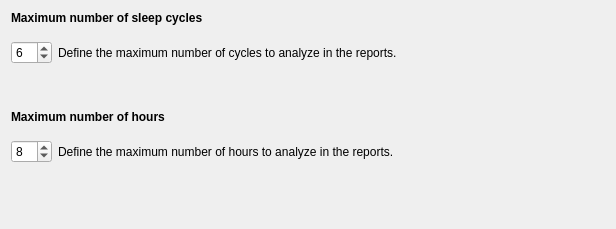
Qt form tools/CEAMSTools/DetectREMsYASA/HoursCyclesStep/Ui_HoursCyclesStep.ui (SnoozToolbox/snooz-package-ceams) before a commit.
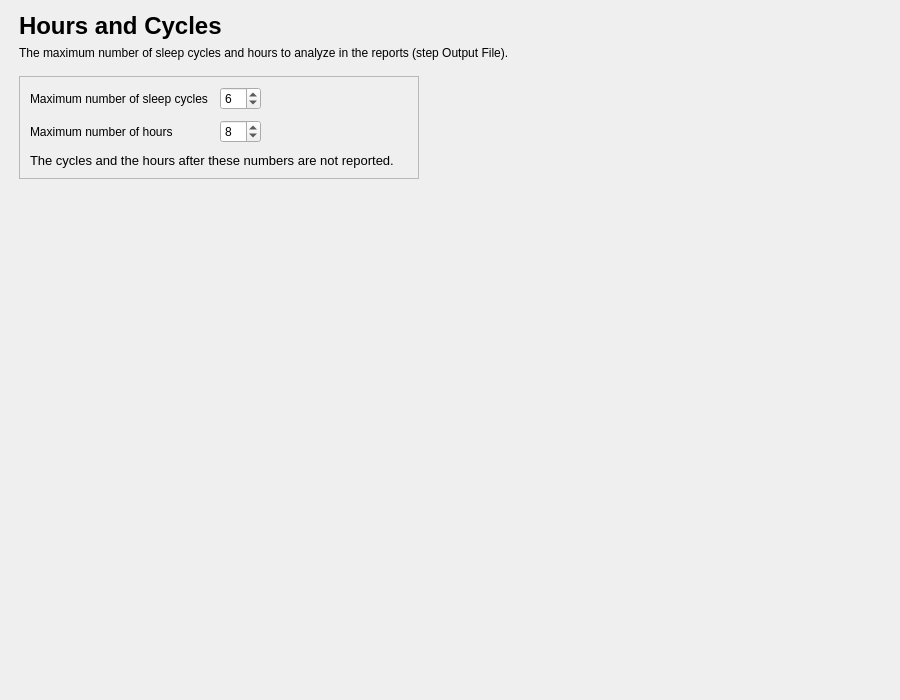
The same form after that commit.

What changed in the file:
```diff
--- a/tools/CEAMSTools/DetectREMsYASA/HoursCyclesStep/Ui_HoursCyclesStep.ui
+++ b/tools/CEAMSTools/DetectREMsYASA/HoursCyclesStep/Ui_HoursCyclesStep.ui
@@ -6,146 +6,233 @@
    <rect>
     <x>0</x>
     <y>0</y>
-    <width>616</width>
-    <height>229</height>
+    <width>900</width>
+    <height>700</height>
    </rect>
   </property>
   <property name="windowTitle">
    <string/>
   </property>
   <layout class="QVBoxLayout" name="verticalLayout">
+   <property name="leftMargin">
+    <number>19</number>
+   </property>
+   <property name="topMargin">
+    <number>12</number>
+   </property>
+   <property name="rightMargin">
+    <number>19</number>
+   </property>
+   <property name="bottomMargin">
+    <number>12</number>
+   </property>
    <item>
-    <widget class="QLabel" name="label_2">
-     <property name="text">
-      <string>&lt;html&gt;&lt;head/&gt;&lt;body&gt;&lt;p&gt;&lt;span style=&quot; font-weight:600;&quot;&gt;Maximum number of sleep cycles&lt;/span&gt;&lt;/p&gt;&lt;/body&gt;&lt;/html&gt;</string>
+    <layout class="QHBoxLayout" name="content_row" stretch="1,0">
+     <property name="leftMargin">
+      <number>0</number>
      </property>
-    </widget>
-   </item>
-   <item>
-    <spacer name="verticalSpacer_4">
-     <property name="orientation">
-      <enum>Qt::Orientation::Vertical</enum>
+     <property name="topMargin">
+      <number>0</number>
      </property>
-     <property name="sizeType">
-      <enum>QSizePolicy::Policy::Fixed</enum>
+     <property name="rightMargin">
+      <number>0</number>
      </property>
-     <property name="sizeHint" stdset="0">
-      <size>
-       <width>20</width>
-       <height>10</height>
-      </size>
+     <property name="bottomMargin">
+      <number>0</number>
      </property>
-    </spacer>
-   </item>
-   <item>
-    <layout class="QHBoxLayout" name="horizontalLayout_2">
      <item>
-      <widget class="QSpinBox" name="spinBox_cycles">
-       <property name="minimum">
-        <number>1</number>
-       </property>
-       <property name="maximum">
-        <number>12</number>
-       </property>
-       <property name="value">
-        <number>6</number>
-       </property>
-      </widget>
-     </item>
-     <item>
-      <widget class="QLabel" name="label_4">
-       <property name="text">
-        <string>Define the maximum number of cycles to analyze in the reports.</string>
-       </property>
-      </widget>
-     </item>
-     <item>
-      <spacer name="horizontalSpacer_2">
-       <property name="orientation">
-        <enum>Qt::Orientation::Horizontal</enum>
-       </property>
-       <property name="sizeHint" stdset="0">
+      <widget class="QWidget" name="content_widget" native="true">
+       <property name="maximumSize">
         <size>
-         <width>40</width>
-         <height>20</height>
+         <width>800</width>
+         <height>16777215</height>
         </size>
        </property>
-      </spacer>
-     </item>
-    </layout>
-   </item>
-   <item>
-    <spacer name="verticalSpacer_2">
-     <property name="orientation">
-      <enum>Qt::Orientation::Vertical</enum>
-     </property>
-     <property name="sizeType">
-      <enum>QSizePolicy::Policy::Minimum</enum>
-     </property>
-     <property name="sizeHint" stdset="0">
-      <size>
-       <width>20</width>
-       <height>40</height>
-      </size>
-     </property>
-    </spacer>
-   </item>
-   <item>
-    <widget class="QLabel" name="label">
-     <property name="enabled">
-      <bool>true</bool>
-     </property>
-     <property name="text">
-      <string>&lt;html&gt;&lt;head/&gt;&lt;body&gt;&lt;p&gt;&lt;span style=&quot; font-weight:600;&quot;&gt;Maximum number of hours&lt;/span&gt;&lt;/p&gt;&lt;/body&gt;&lt;/html&gt;</string>
-     </property>
-    </widget>
-   </item>
-   <item>
-    <spacer name="verticalSpacer_3">
-     <property name="orientation">
-      <enum>Qt::Orientation::Vertical</enum>
-     </property>
-     <property name="sizeType">
-      <enum>QSizePolicy::Policy::Fixed</enum>
-     </property>
-     <property name="sizeHint" stdset="0">
-      <size>
-       <width>20</width>
-       <height>10</height>
-      </size>
-     </property>
-    </spacer>
-   </item>
-   <item>
-    <layout class="QHBoxLayout" name="horizontalLayout">
-     <item>
-      <widget class="QSpinBox" name="spinBox_hours">
-       <property name="enabled">
-        <bool>true</bool>
-       </property>
-       <property name="minimum">
-        <number>1</number>
-       </property>
-       <property name="maximum">
-        <number>48</number>
-       </property>
-       <property name="value">
-        <number>8</number>
-       </property>
+       <layout class="QVBoxLayout" name="content_layout">
+        <property name="spacing">
+         <number>16</number>
+        </property>
+        <property name="leftMargin">
+         <number>0</number>
+        </property>
+        <property name="topMargin">
+         <number>0</number>
+        </property>
+        <property name="rightMargin">
+         <number>0</number>
+        </property>
+        <property name="bottomMargin">
+         <number>0</number>
+        </property>
+        <item>
+         <layout class="QVBoxLayout" name="header_layout">
+          <property name="spacing">
+           <number>6</number>
+          </property>
+          <item>
+           <widget class="QLabel" name="title_label">
+            <property name="font">
+             <font>
+              <pointsize>18</pointsize>
+              <bold>true</bold>
+             </font>
+            </property>
+            <property name="text">
+             <string>Hours and Cycles</string>
+            </property>
+           </widget>
+          </item>
+          <item>
+           <widget class="QLabel" name="subtitle_label">
+            <property name="text">
+             <string>The maximum number of sleep cycles and hours to analyze in the reports (step Output File).</string>
+            </property>
+            <property name="wordWrap">
+             <bool>true</bool>
+            </property>
+            <property name="variant" stdset="0">
+             <string notr="true">help</string>
+            </property>
+           </widget>
+          </item>
+         </layout>
+        </item>
+        <item>
+         <layout class="QHBoxLayout" name="limits_row" stretch="1,1">
+          <property name="spacing">
+           <number>16</number>
+          </property>
+          <item>
+           <widget class="QFrame" name="limits_card">
+            <property name="frameShape">
+             <enum>QFrame::Shape::StyledPanel</enum>
+            </property>
+            <property name="frameShadow">
+             <enum>QFrame::Shadow::Raised</enum>
+            </property>
+            <layout class="QVBoxLayout" name="limits_card_layout">
+             <property name="spacing">
+              <number>10</number>
+             </property>
+             <property name="leftMargin">
+              <number>10</number>
+             </property>
+             <property name="topMargin">
+              <number>10</number>
+             </property>
+             <property name="rightMargin">
+              <number>10</number>
+             </property>
+             <property name="bottomMargin">
+              <number>10</number>
+             </property>
+             <item>
+              <layout class="QGridLayout" name="limits_grid">
+               <property name="horizontalSpacing">
+                <number>12</number>
+               </property>
+               <property name="verticalSpacing">
+                <number>10</number>
+               </property>
+               <item row="0" column="0">
+                <widget class="QLabel" name="label_2">
+                 <property name="text">
+                  <string>Maximum number of sleep cycles</string>
+                 </property>
+                </widget>
+               </item>
+               <item row="0" column="1">
+                <widget class="QSpinBox" name="spinBox_cycles">
+                 <property name="minimum">
+                  <number>1</number>
+                 </property>
+                 <property name="maximum">
+                  <number>12</number>
+                 </property>
+                 <property name="value">
+                  <number>6</number>
+                 </property>
+                </widget>
+               </item>
+               <item row="1" column="0">
+                <widget class="QLabel" name="label">
+                 <property name="text">
+                  <string>Maximum number of hours</string>
+                 </property>
+                </widget>
+               </item>
+               <item row="1" column="1">
+                <widget class="QSpinBox" name="spinBox_hours">
+                 <property name="enabled">
+                  <bool>true</bool>
+                 </property>
+                 <property name="minimum">
+                  <number>1</number>
+                 </property>
+                 <property name="maximum">
+                  <number>48</number>
+                 </property>
+                 <property name="value">
+                  <number>8</number>
+                 </property>
+                </widget>
+               </item>
+               <item row="0" column="3">
+                <spacer name="limits_grid_spacer">
+                 <property name="orientation">
+                  <enum>Qt::Orientation::Horizontal</enum>
+                 </property>
+                 <property name="sizeHint" stdset="0">
+                  <size>
+                   <width>40</width>
+                   <height>20</height>
+                  </size>
+                 </property>
+                </spacer>
+               </item>
+              </layout>
+             </item>
+             <item>
+              <widget class="QLabel" name="limits_help_label">
+               <property name="font">
+                <font>
+                 <pointsize>10</pointsize>
+                </font>
+               </property>
+               <property name="text">
+                <string>The cycles and the hours after these numbers are not reported.</string>
+               </property>
+               <property name="wordWrap">
+                <bool>true</bool>
+               </property>
+               <property name="variant" stdset="0">
+                <string notr="true">help</string>
+               </property>
+              </widget>
+             </item>
+            </layout>
+           </widget>
+          </item>
+          <item>
+           <spacer name="limits_row_spacer">
+            <property name="orientation">
+             <enum>Qt::Orientation::Horizontal</enum>
+            </property>
+            <property name="sizeHint" stdset="0">
+             <size>
+              <width>40</width>
+              <height>20</height>
+             </size>
+            </property>
+           </spacer>
+          </item>
+         </layout>
+        </item>
+       </layout>
       </widget>
      </item>
      <item>
-      <widget class="QLabel" name="label_3">
-       <property name="enabled">
-        <bool>true</bool>
-       </property>
-       <property name="text">
-        <string>Define the maximum number of hours to analyze in the reports.</string>
-       </property>
-      </widget>
-     </item>
-     <item>
-      <spacer name="horizontalSpacer">
+      <spacer name="content_spacer">
        <property name="orientation">
         <enum>Qt::Orientation::Horizontal</enum>
        </property>
@@ -166,8 +253,8 @@
      </property>
      <property name="sizeHint" stdset="0">
       <size>
-       <width>20</width>
-       <height>9</height>
+       <width>40</width>
+       <height>20</height>
       </size>
      </property>
     </spacer>
```
Left out of the diff: 6 changed lines with no effect on the pictures.
